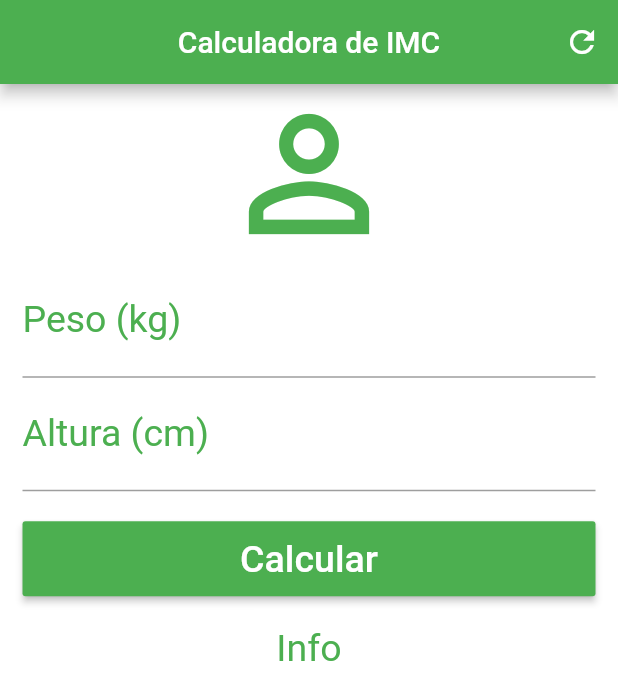
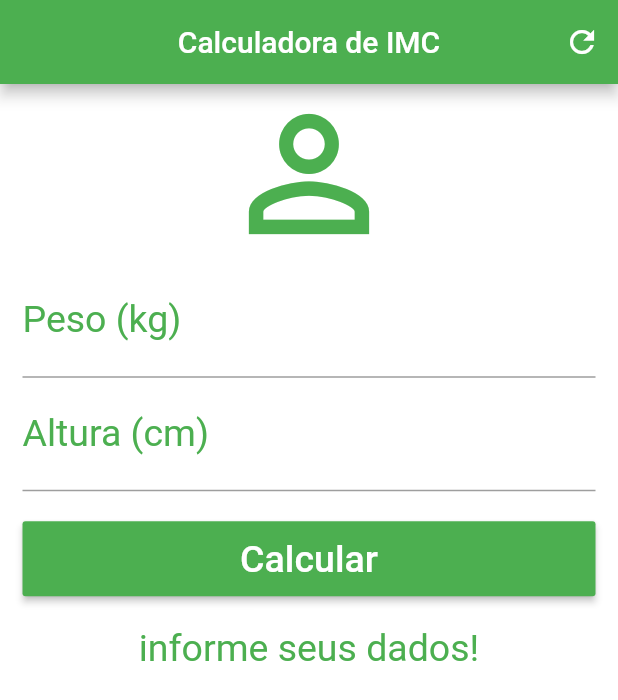
Before and after one commit to nielsonmuniz/calculo_imd, a Flutter app: the screen it shows after launch, after a tap on "Calcular", on a phone screen of 412 x 824 dp. Shown: the top 700 px of the screen. Run offline on Flutter 3.47's test engine with Material 2 defaults, Android fonts, the phone set to English and light mode, and no system bars.

Commit message:
projeto imc

```diff
--- a/lib/main.dart
+++ b/lib/main.dart
@@ -18,6 +18,37 @@ class _HomeState extends State<Home> {
   TextEditingController weightController = TextEditingController();
   TextEditingController heightController = TextEditingController();
 
+  String _infoText = "informe seus dados!";
+
+  void _resetFields(){
+    weightController.text = "";
+    heightController.text = "";
+    _infoText = "informe seus dados!";
+  }
+
+  void _calculate(){
+    setState(() {
+      double weight = double.parse(weightController.text);
+      double height = double.parse(heightController.text) / 100;
+      double imc = weight / (height * height);
+
+      if (imc < 18.6){
+        _infoText = "Abaixo do peso (${imc.toStringAsPrecision(4)})";
+      }else if(imc >= 18.16 && imc < 24.9){
+        _infoText = "Peso Ideal (${imc.toStringAsPrecision(4)})";
+      }else if(imc >= 24.9 && imc < 29.9){
+        _infoText = "Levemente acima do peso (${imc.toStringAsPrecision(4)})";
+      }else if(imc >= 29.9 && imc < 34.9){
+        _infoText = "Obesidade grau I (${imc.toStringAsPrecision(4)})";
+      }else if(imc >= 34.9 && imc < 39.9){
+        _infoText = "Obesidade grau II (${imc.toStringAsPrecision(4)})";
+      }else if(imc >= 40){
+        _infoText = "Obesidade grau III (${imc.toStringAsPrecision(4)})";
+      }
+    });
+
+  }
+
 
   @override
   Widget build(BuildContext context) {
@@ -27,7 +58,7 @@ class _HomeState extends State<Home> {
         centerTitle: true,
         backgroundColor: Colors.green,
         actions: <Widget>[
-          IconButton(icon: Icon(Icons.refresh), onPressed: (){},)
+          IconButton(icon: Icon(Icons.refresh), onPressed: _resetFields,)
         ],
       ),
       backgroundColor: Colors.white,
@@ -44,6 +75,7 @@ class _HomeState extends State<Home> {
               ),
               textAlign: TextAlign.center,
               style: TextStyle(color: Colors.green, fontSize: 25.0),
+              controller: weightController,
             ),
             TextField(keyboardType: TextInputType.number,
               decoration: InputDecoration(
@@ -52,20 +84,21 @@ class _HomeState extends State<Home> {
               ),
               textAlign: TextAlign.center,
               style: TextStyle(color: Colors.green, fontSize: 25.0),
+              controller: heightController,
             ),
             Padding(
               padding: EdgeInsets.only(top: 20.0, bottom: 20.0),
               child: Container(
                 height: 50.0,
                 child: RaisedButton(
-                  onPressed: (){},
+                  onPressed: _calculate,
                   child: Text("Calcular", style: TextStyle(color: Colors.white,
                       fontSize: 25.0),),
                   color: Colors.green,
                 ),
               ),
             ),
-            Text("Info",
+            Text(_infoText,
               textAlign: TextAlign.center,
               style: TextStyle(color: Colors.green, fontSize: 25.0,),
             )
```
